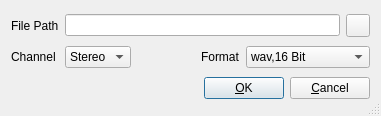
First picture: the form in oom/widgets/mixdowndialogbase.ui, repository ccherrett/oom, before the edit.
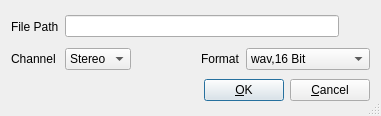
Second picture: the form after the edit.

Commit message: Configure icon in qrc

```diff
--- a/oom/widgets/mixdowndialogbase.ui
+++ b/oom/widgets/mixdowndialogbase.ui
@@ -105,12 +105,33 @@
      </item>
      <item>
       <widget class="QToolButton" name="buttonPath">
+       <property name="minimumSize">
+        <size>
+         <width>25</width>
+         <height>25</height>
+        </size>
+       </property>
+       <property name="maximumSize">
+        <size>
+         <width>25</width>
+         <height>25</height>
+        </size>
+       </property>
        <property name="toolTip">
         <string>Browse</string>
        </property>
        <property name="text">
         <string/>
        </property>
+       <property name="iconSize">
+        <size>
+         <width>25</width>
+         <height>25</height>
+        </size>
+       </property>
+       <property name="autoRaise">
+        <bool>true</bool>
+       </property>
       </widget>
      </item>
     </layout>
```
The commit also changes 2 other files.
